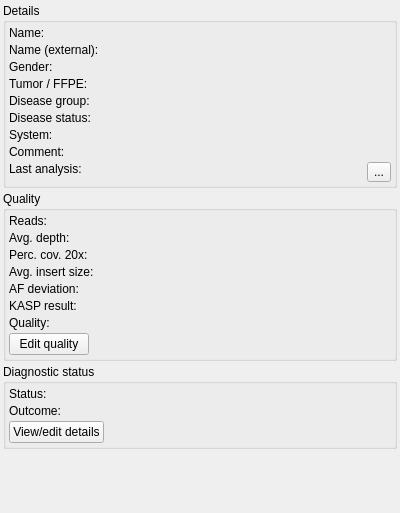
Old version of the form src/GSvar/SampleDetailsDockWidget.ui in the repository imgag/ngs-bits.
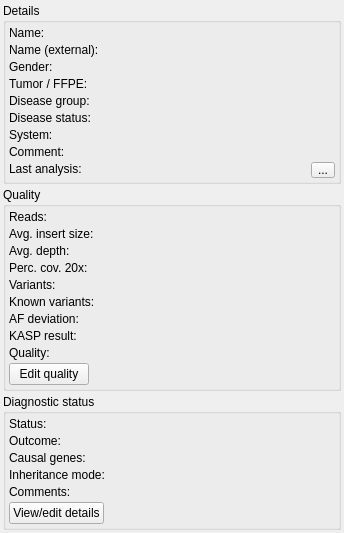
New version of the form. Icons and pictures are not drawn.

Commit message: GSvar: improved sample status dock widget.

Diff of the .ui file:
```diff
--- a/src/GSvar/SampleDetailsDockWidget.ui
+++ b/src/GSvar/SampleDetailsDockWidget.ui
@@ -6,8 +6,8 @@
    <rect>
     <x>0</x>
     <y>0</y>
-    <width>400</width>
-    <height>513</height>
+    <width>344</width>
+    <height>531</height>
    </rect>
   </property>
   <property name="maximumSize">
@@ -285,7 +285,7 @@
          <property name="spacing">
           <number>3</number>
          </property>
-         <item row="9" column="0" colspan="2">
+         <item row="11" column="0" colspan="2">
           <layout class="QHBoxLayout" name="horizontalLayout">
            <property name="spacing">
             <number>3</number>
@@ -312,35 +312,28 @@
            </item>
           </layout>
          </item>
-         <item row="4" column="0">
+         <item row="2" column="0">
           <widget class="QLabel" name="label_13">
            <property name="text">
             <string>Avg. insert size:</string>
            </property>
           </widget>
          </item>
-         <item row="3" column="0">
+         <item row="4" column="0">
           <widget class="QLabel" name="label_16">
            <property name="text">
             <string>Perc. cov. 20x:</string>
            </property>
           </widget>
          </item>
-         <item row="3" column="1">
+         <item row="4" column="1">
           <widget class="QLabel" name="qc_perc_20x">
            <property name="text">
             <string/>
            </property>
           </widget>
          </item>
-         <item row="4" column="1">
-          <widget class="QLabel" name="qc_insert_size">
-           <property name="text">
-            <string/>
-           </property>
-          </widget>
-         </item>
-         <item row="6" column="1">
+         <item row="8" column="1">
           <widget class="QLabel" name="qc_kasp">
            <property name="toolTip">
             <string>Sample swap probability</string>
@@ -350,7 +343,7 @@
            </property>
           </widget>
          </item>
-         <item row="6" column="0">
+         <item row="8" column="0">
           <widget class="QLabel" name="label_14">
            <property name="text">
             <string>KASP result:</string>
@@ -364,14 +357,14 @@
            </property>
           </widget>
          </item>
-         <item row="7" column="0">
+         <item row="9" column="0">
           <widget class="QLabel" name="label_18">
            <property name="text">
             <string>Quality:</string>
            </property>
           </widget>
          </item>
-         <item row="7" column="1">
+         <item row="9" column="1">
           <widget class="QLabel" name="qc_quality">
            <property name="sizePolicy">
             <sizepolicy hsizetype="Expanding" vsizetype="Preferred">
@@ -391,14 +384,14 @@
            </property>
           </widget>
          </item>
-         <item row="5" column="1">
+         <item row="7" column="1">
           <widget class="QLabel" name="qc_af_dev">
            <property name="text">
             <string/>
            </property>
           </widget>
          </item>
-         <item row="5" column="0">
+         <item row="7" column="0">
           <widget class="QLabel" name="label_21">
            <property name="toolTip">
             <string>&lt;html&gt;&lt;head/&gt;&lt;body&gt;&lt;p&gt;&lt;span style=&quot; color:#000000;&quot;&gt;Percentage of common SNPs that deviate from the expected allele frequency (i.e.0.0, 0.5 or 1.0 for diploid organisms).&lt;/span&gt;&lt;/p&gt;&lt;/body&gt;&lt;/html&gt;</string>
@@ -408,20 +401,61 @@
            </property>
           </widget>
          </item>
-         <item row="2" column="0">
+         <item row="3" column="0">
           <widget class="QLabel" name="label_15">
            <property name="text">
             <string>Avg. depth:</string>
            </property>
           </widget>
          </item>
-         <item row="2" column="1">
+         <item row="3" column="1">
           <widget class="QLabel" name="qc_avg_depth">
            <property name="text">
             <string/>
            </property>
           </widget>
          </item>
+         <item row="2" column="1">
+          <widget class="QLabel" name="qc_insert_size">
+           <property name="text">
+            <string/>
+           </property>
+          </widget>
+         </item>
+         <item row="5" column="0">
+          <widget class="QLabel" name="label_4">
+           <property name="toolTip">
+            <string>&lt;html&gt;&lt;head/&gt;&lt;body&gt;&lt;p&gt;Total number of variants in the target region.&lt;/p&gt;&lt;/body&gt;&lt;/html&gt;</string>
+           </property>
+           <property name="text">
+            <string>Variants:</string>
+           </property>
+          </widget>
+         </item>
+         <item row="6" column="0">
+          <widget class="QLabel" name="label_5">
+           <property name="toolTip">
+            <string>&lt;html&gt;&lt;head/&gt;&lt;body&gt;&lt;p&gt;Percentage of variants that are known polymorphisms in the dbSNP database.&lt;/p&gt;&lt;/body&gt;&lt;/html&gt;</string>
+           </property>
+           <property name="text">
+            <string>Known variants:</string>
+           </property>
+          </widget>
+         </item>
+         <item row="5" column="1">
+          <widget class="QLabel" name="qc_vars">
+           <property name="text">
+            <string/>
+           </property>
+          </widget>
+         </item>
+         <item row="6" column="1">
+          <widget class="QLabel" name="qc_vars_known">
+           <property name="text">
+            <string/>
+           </property>
+          </widget>
+         </item>
         </layout>
        </item>
       </layout>
@@ -456,7 +490,7 @@
          <property name="spacing">
           <number>3</number>
          </property>
-         <item row="2" column="0" colspan="2">
+         <item row="5" column="0" colspan="2">
           <layout class="QHBoxLayout" name="horizontalLayout_6">
            <property name="spacing">
             <number>0</number>
@@ -517,6 +551,51 @@
            </property>
           </widget>
          </item>
+         <item row="3" column="0">
+          <widget class="QLabel" name="label_9">
+           <property name="text">
+            <string>Inheritance mode:</string>
+           </property>
+          </widget>
+         </item>
+         <item row="2" column="0">
+          <widget class="QLabel" name="label_6">
+           <property name="text">
+            <string>Causal genes:</string>
+           </property>
+          </widget>
+         </item>
+         <item row="4" column="0">
+          <widget class="QLabel" name="label_10">
+           <property name="text">
+            <string>Comments:</string>
+           </property>
+          </widget>
+         </item>
+         <item row="2" column="1">
+          <widget class="QLabel" name="diag_genes">
+           <property name="toolTip">
+            <string/>
+           </property>
+           <property name="text">
+            <string/>
+           </property>
+          </widget>
+         </item>
+         <item row="3" column="1">
+          <widget class="QLabel" name="diag_inheritance">
+           <property name="text">
+            <string/>
+           </property>
+          </widget>
+         </item>
+         <item row="4" column="1">
+          <widget class="QLabel" name="diag_comments">
+           <property name="text">
+            <string/>
+           </property>
+          </widget>
+         </item>
         </layout>
        </item>
       </layout>
```
Left out of the diff: 5 changed lines with no effect on the pictures. The commit also changes 2 other files.
